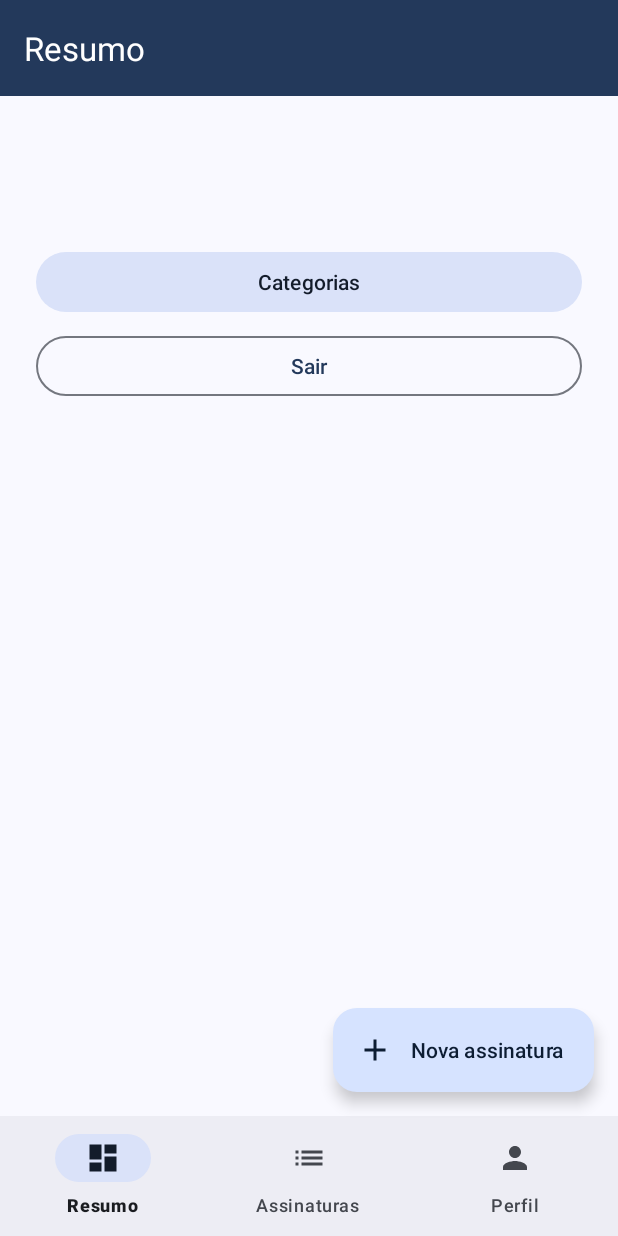
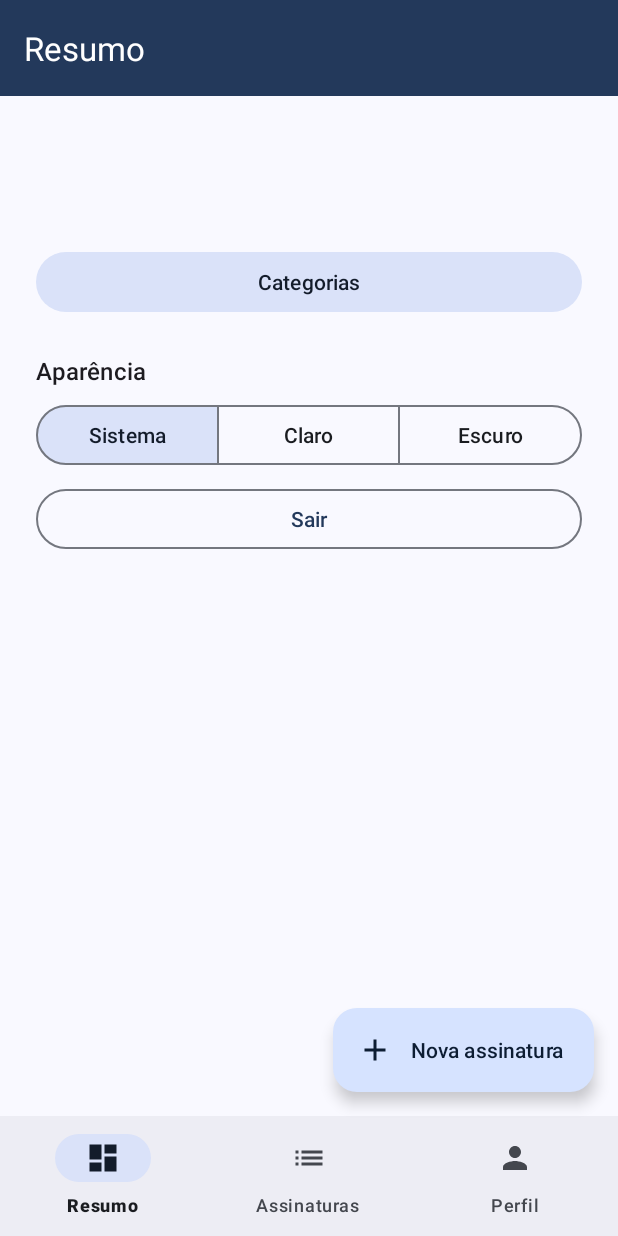
Before and after one commit to muriloklein/rekly_mobile, an Android app: the fragment ProfileFragment placed in its activity, on a phone screen of 412 x 824 dp. Run offline under Robolectric (Android 15) with nearby library versions, the phone set to English and light mode, and no system bars; 1 statement that could not run was skipped.

Commit message:
feat(ui): permite escolher o tema claro, escuro ou do sistema no perfil

```diff
--- a/app/src/main/AndroidManifest.xml
+++ b/app/src/main/AndroidManifest.xml
@@ -3,6 +3,7 @@
     xmlns:tools="http://schemas.android.com/tools">
 
     <application
+        android:name=".ReklyApplication"
         android:allowBackup="false"
         android:icon="@mipmap/ic_launcher"
         android:label="@string/app_name"
--- /dev/null
+++ b/app/src/main/java/com/example/rekly/ReklyApplication.kt
@@ -0,0 +1,13 @@
+package com.example.rekly
+
+import android.app.Application
+import com.example.rekly.util.ThemeSettings
+
+class ReklyApplication : Application() {
+
+    override fun onCreate() {
+        super.onCreate()
+        // Before any screen opens, so the chosen theme shows from the first frame
+        ThemeSettings(this).apply()
+    }
+}
--- a/app/src/main/java/com/example/rekly/ui/main/ProfileFragment.kt
+++ b/app/src/main/java/com/example/rekly/ui/main/ProfileFragment.kt
@@ -11,6 +11,8 @@ import com.example.rekly.databinding.FragmentProfileBinding
 import com.example.rekly.ui.auth.LoginActivity
 import com.example.rekly.ui.category.CategoriesActivity
 import com.example.rekly.util.SessionManager
+import com.example.rekly.util.ThemeMode
+import com.example.rekly.util.ThemeSettings
 
 /** User data, access to categories and the Log out button. */
 class ProfileFragment : Fragment(R.layout.fragment_profile) {
@@ -33,12 +35,31 @@ class ProfileFragment : Fragment(R.layout.fragment_profile) {
             startActivity(CategoriesActivity.newIntent(requireContext()))
         }
         binding.logoutButton.setOnClickListener { logout() }
+        setUpThemeToggle()
 
         userId = SessionManager(requireContext()).loggedUserId() ?: return
         viewModel.user.observe(viewLifecycleOwner) { user ->
             user ?: return@observe
             binding.nameText.text = user.name
             binding.emailText.text = user.email
+        }
+    }
+
+    private fun setUpThemeToggle() {
+        val settings = ThemeSettings(requireContext())
+        val buttons = mapOf(
+            ThemeMode.SYSTEM to R.id.themeSystem,
+            ThemeMode.LIGHT to R.id.themeLight,
+            ThemeMode.DARK to R.id.themeDark
+        )
+        // Checks the saved one before listening, so showing the screen does not re-apply the theme
+        binding.themeToggle.check(buttons.getValue(settings.mode()))
+        binding.themeToggle.addOnButtonCheckedListener { _, checkedId, isChecked ->
+            val mode = buttons.entries.firstOrNull { it.value == checkedId }?.key
+            if (isChecked && mode != null) {
+                settings.save(mode)
+                settings.apply()
+            }
         }
     }
 
--- /dev/null
+++ b/app/src/main/java/com/example/rekly/util/ThemeSettings.kt
@@ -0,0 +1,40 @@
+package com.example.rekly.util
+
+import android.content.Context
+import androidx.appcompat.app.AppCompatDelegate
+import androidx.core.content.edit
+
+/** The theme the user picked in the Profile; [SYSTEM] follows the device's light or dark setting. */
+enum class ThemeMode(val key: String, val nightMode: Int) {
+    SYSTEM("system", AppCompatDelegate.MODE_NIGHT_FOLLOW_SYSTEM),
+    LIGHT("light", AppCompatDelegate.MODE_NIGHT_NO),
+    DARK("dark", AppCompatDelegate.MODE_NIGHT_YES);
+
+    companion object {
+        /** An unknown or missing value falls back to the system theme. */
+        fun fromKey(key: String?): ThemeMode = entries.firstOrNull { it.key == key } ?: SYSTEM
+    }
+}
+
+/** The theme belongs to the device, not to the logged user, so it lives apart from the session. */
+class ThemeSettings(context: Context) {
+
+    private val preferences =
+        context.applicationContext.getSharedPreferences(PREFERENCES_NAME, Context.MODE_PRIVATE)
+
+    fun mode(): ThemeMode = ThemeMode.fromKey(preferences.getString(KEY_MODE, null))
+
+    fun save(mode: ThemeMode) {
+        preferences.edit { putString(KEY_MODE, mode.key) }
+    }
+
+    /** Applies the saved theme; AppCompat recreates the open screens when the mode changes. */
+    fun apply() {
+        AppCompatDelegate.setDefaultNightMode(mode().nightMode)
+    }
+
+    private companion object {
+        const val PREFERENCES_NAME = "theme"
+        const val KEY_MODE = "mode"
+    }
+}
--- a/app/src/main/res/layout/fragment_profile.xml
+++ b/app/src/main/res/layout/fragment_profile.xml
@@ -1,5 +1,6 @@
 <?xml version="1.0" encoding="utf-8"?>
 <LinearLayout xmlns:android="http://schemas.android.com/apk/res/android"
+    xmlns:app="http://schemas.android.com/apk/res-auto"
     xmlns:tools="http://schemas.android.com/tools"
     android:layout_width="match_parent"
     android:layout_height="match_parent"
@@ -30,6 +31,46 @@
         android:layout_marginTop="@dimen/spacing_large"
         android:text="@string/action_manage_categories" />
 
+    <TextView
+        android:layout_width="match_parent"
+        android:layout_height="wrap_content"
+        android:layout_marginTop="@dimen/spacing_large"
+        android:text="@string/appearance_title"
+        android:textAppearance="?attr/textAppearanceTitleMedium" />
+
+    <com.google.android.material.button.MaterialButtonToggleGroup
+        android:id="@+id/themeToggle"
+        android:layout_width="match_parent"
+        android:layout_height="wrap_content"
+        android:layout_marginTop="@dimen/spacing_small"
+        app:selectionRequired="true"
+        app:singleSelection="true">
+
+        <com.google.android.material.button.MaterialButton
+            android:id="@+id/themeSystem"
+            style="@style/Widget.Material3.Button.OutlinedButton"
+            android:layout_width="0dp"
+            android:layout_height="wrap_content"
+            android:layout_weight="1"
+            android:text="@string/theme_system" />
+
+        <com.google.android.material.button.MaterialButton
+            android:id="@+id/themeLight"
+            style="@style/Widget.Material3.Button.OutlinedButton"
+            android:layout_width="0dp"
+            android:layout_height="wrap_content"
+            android:layout_weight="1"
+            android:text="@string/theme_light" />
+
+        <com.google.android.material.button.MaterialButton
+            android:id="@+id/themeDark"
+            style="@style/Widget.Material3.Button.OutlinedButton"
+            android:layout_width="0dp"
+            android:layout_height="wrap_content"
+            android:layout_weight="1"
+            android:text="@string/theme_dark" />
+    </com.google.android.material.button.MaterialButtonToggleGroup>
+
     <com.google.android.material.button.MaterialButton
         android:id="@+id/logoutButton"
         style="@style/Widget.Material3.Button.OutlinedButton"
--- a/app/src/main/res/values/strings.xml
+++ b/app/src/main/res/values/strings.xml
@@ -158,6 +158,10 @@
 
     <!-- Profile -->
     <string name="action_manage_categories">Categorias</string>
+    <string name="appearance_title">Aparência</string>
+    <string name="theme_system">Sistema</string>
+    <string name="theme_light">Claro</string>
+    <string name="theme_dark">Escuro</string>
 
     <!-- Categories -->
     <string name="title_categories">Categorias</string>
```
Also changed, not shown: 1 other file.
